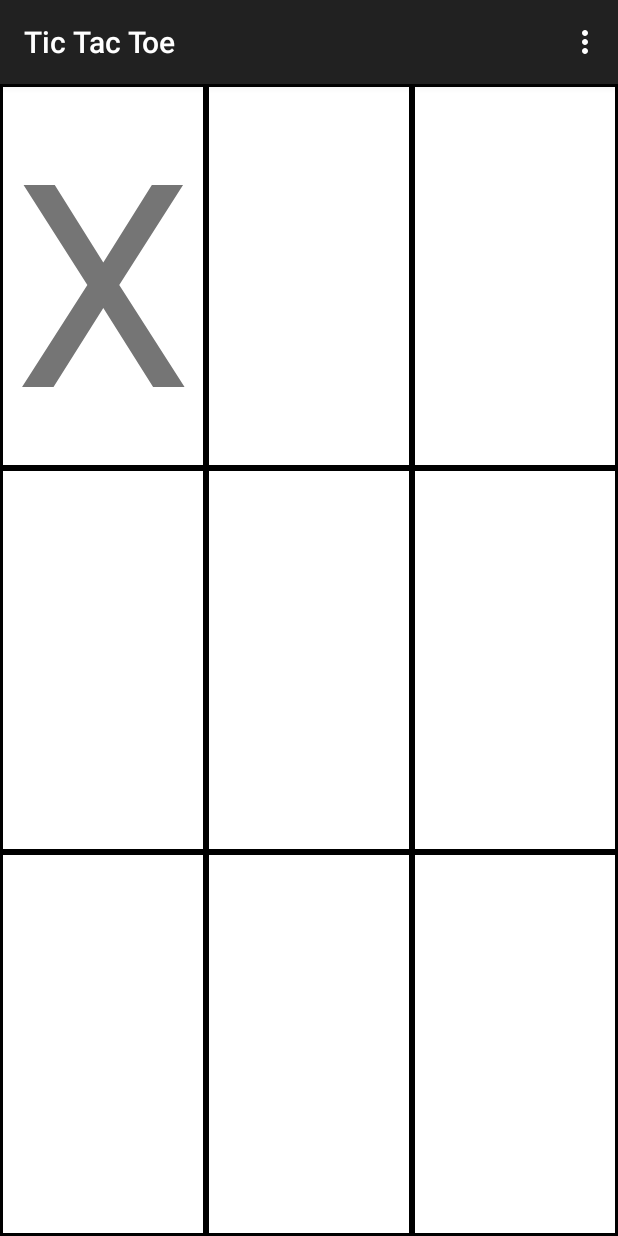
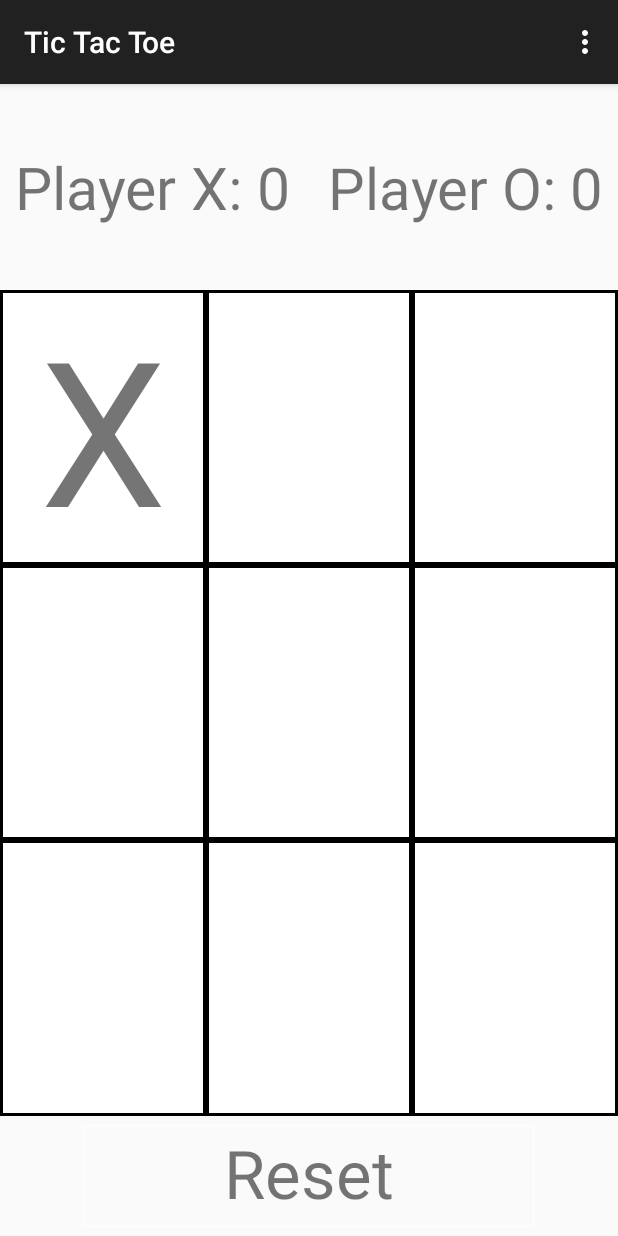
Before and after one commit to RediOne1/Tic-Tac-Toe, an Android app: the screen it shows after launch (MainActivity), after a tap on an icon or button, on a phone screen of 412 x 824 dp. Run offline under Robolectric (Android 15) with nearby library versions, the phone set to English and light mode, and no system bars.

Commit message:
Funkcjonalność

```diff
--- a/app/src/main/java/pl/softpartner/tictactoe/GameFragment.java
+++ b/app/src/main/java/pl/softpartner/tictactoe/GameFragment.java
@@ -19,20 +19,22 @@ import java.util.List;
  * Use the {@link GameFragment#newInstance} factory method to
  * create an instance of this fragment.
  */
-public class GameFragment extends Fragment implements View.OnClickListener {
+public class GameFragment extends Fragment implements View.OnClickListener, OnGameResultListener {
     // TODO: Rename parameter arguments, choose names that match
     // the fragment initialization parameters, e.g. ARG_ITEM_NUMBER
     private static final String PLAYERS_NUMBER = "param1";
-
+    public static String PLAYER_1 = "X";
+    public static String PLAYER_2 = "O";
+    public static List<TextView> fields = new ArrayList<>();
+    public static boolean player_1 = true;
+    private static List<Integer> fieldsIds = Arrays.asList(R.id.field1, R.id.field2, R.id.field3,
+            R.id.field4, R.id.field5, R.id.field6,
+            R.id.field7, R.id.field8, R.id.field9);
     // TODO: Rename and change types of parameters
     private int mPlayersNumber;
-
-	private List<Integer> fieldsIds = Arrays.asList(R.id.field1, R.id.field2, R.id.field3,
-		                                                R.id.field4, R.id.field5, R.id.field6,
-		                                                R.id.field7, R.id.field8, R.id.field9);
-	private List<TextView> fields = new ArrayList<TextView>();
-
-	private boolean cross = true;
+    private OnSymbolSetListener onSymbolSetListener;
+    private TextView resetButton, playerX, playerO;
+    private int pointX = 0, pointY = 0;
 
     public GameFragment() {
         // Required empty public constructor
@@ -57,6 +59,9 @@ public class GameFragment extends Fragment implements View.OnClickListener {
     @Override
     public void onCreate(Bundle savedInstanceState) {
         super.onCreate(savedInstanceState);
+        Utils utils = new Utils();
+        utils.setOnGameResultListener(this);
+        onSymbolSetListener = (OnSymbolSetListener) utils;
         if (getArguments() != null) {
             mPlayersNumber = getArguments().getInt(PLAYERS_NUMBER);
         }
@@ -72,27 +77,62 @@ public class GameFragment extends Fragment implements View.OnClickListener {
     @Override
     public void onViewCreated(View view, Bundle savedInstanceState) {
         super.onViewCreated(view, savedInstanceState);
-		if (fields.size() != fieldsIds.size())
+        resetButton = (TextView) view.findViewById(R.id.reset_button);
+        resetButton.setOnClickListener(this);
+
+        playerX = (TextView) view.findViewById(R.id.playerX);
+        playerO = (TextView) view.findViewById(R.id.playerO);
+        updatePoints();
         for (int id : fieldsIds) {
-				TextView textView = (TextView) view.findViewById(id);
-				textView.setOnClickListener(this);
-				fields.add(textView);
+            TextView tv = (TextView) view.findViewById(id);
+            tv.setOnClickListener(this);
+            fields.add(tv);
         }
     }
 
-	private void setField(TextView textView) {
-		if (cross)
-			textView.setText("X");
-		else
-			textView.setText("O");
-		cross = !cross;
+    private void setSymbol(TextView textView) {
+        textView.setText(player_1 ? PLAYER_1 : PLAYER_2);
+        player_1 = !player_1;
+    }
+
+    private void resetGame() {
+        for (TextView textView : fields)
+            textView.setText("");
     }
 
     @Override
     public void onClick(View v) {
-		if (fieldsIds.contains(v.getId())) {
-			Toast.makeText(getActivity(), "" + fields.indexOf(v), Toast.LENGTH_SHORT).show();
-			setField((TextView) v);
+        if (v == resetButton) {
+            player_1 = true;
+            pointX = 0;
+            pointY = 0;
+            updatePoints();
+            resetGame();
+        } else if (v instanceof TextView) {
+            if (((TextView) v).getText().toString().equals(""))
+                setSymbol((TextView) v);
+            onSymbolSetListener.onSymbolSet();
         }
     }
+
+    private void updatePoints() {
+        playerX.setText(String.format(getString(R.string.playerX), "" + pointX));
+        playerO.setText(String.format(getString(R.string.playerO), "" + pointY));
     }
+
+    @Override
+    public void onGameEnd(int result) {
+        if (result == Utils.PLAYER_1_WON) {
+            pointX++;
+            Toast.makeText(getActivity(), "Player X won!", Toast.LENGTH_SHORT).show();
+        }
+        if (result == Utils.PLAYER_2_WON) {
+            pointY++;
+            Toast.makeText(getActivity(), "Player O won!", Toast.LENGTH_SHORT).show();
+        }
+        if (result == Utils.DRAW)
+            Toast.makeText(getActivity(), "Draw!", Toast.LENGTH_SHORT).show();
+        updatePoints();
+        resetGame();
+    }
+}
--- /dev/null
+++ b/app/src/main/java/pl/softpartner/tictactoe/OnGameResultListener.java
@@ -0,0 +1,8 @@
+package pl.softpartner.tictactoe;
+
+/**
+ * Created by Adrian on 2015-03-20.
+ */
+public interface OnGameResultListener {
+    public void onGameEnd(int result);
+}
--- /dev/null
+++ b/app/src/main/java/pl/softpartner/tictactoe/OnSymbolSetListener.java
@@ -0,0 +1,8 @@
+package pl.softpartner.tictactoe;
+
+/**
+ * Created by Adrian on 2015-03-20.
+ */
+public interface OnSymbolSetListener {
+    public void onSymbolSet();
+}
--- /dev/null
+++ b/app/src/main/java/pl/softpartner/tictactoe/Utils.java
@@ -0,0 +1,46 @@
+package pl.softpartner.tictactoe;
+
+/**
+ * Created by Adrian on 2015-03-20.
+ */
+public class Utils implements OnSymbolSetListener {
+
+    public static int PLAYER_1_WON = -1;
+    public static int PLAYER_2_WON = 1;
+    public static int DRAW = 0;
+    private OnGameResultListener onGameResultListener;
+
+    public void setOnGameResultListener(Object o) {
+        onGameResultListener = (OnGameResultListener) o;
+    }
+
+    @Override
+    public void onSymbolSet() {
+        checkGame();
+    }
+
+    private void checkGame() {
+        if (getSymbol(0).equals(getSymbol(1)) && getSymbol(1).equals(getSymbol(2)) && !getSymbol(0).equals("")
+                || getSymbol(3).equals(getSymbol(4)) && getSymbol(4).equals(getSymbol(5)) && !getSymbol(3).equals("")
+                || getSymbol(6).equals(getSymbol(7)) && getSymbol(7).equals(getSymbol(8)) && !getSymbol(6).equals("")
+                || getSymbol(0).equals(getSymbol(3)) && getSymbol(3).equals(getSymbol(6)) && !getSymbol(0).equals("")
+                || getSymbol(1).equals(getSymbol(4)) && getSymbol(4).equals(getSymbol(7)) && !getSymbol(1).equals("")
+                || getSymbol(2).equals(getSymbol(5)) && getSymbol(5).equals(getSymbol(8)) && !getSymbol(2).equals("")
+                || getSymbol(0).equals(getSymbol(4)) && getSymbol(4).equals(getSymbol(8)) && !getSymbol(0).equals("")
+                || getSymbol(2).equals(getSymbol(4)) && getSymbol(4).equals(getSymbol(6)) && !getSymbol(2).equals("")) {
+            if (!GameFragment.player_1)
+                onGameResultListener.onGameEnd(PLAYER_1_WON);
+            else
+                onGameResultListener.onGameEnd(PLAYER_2_WON);
+        }
+        int n = GameFragment.fields.size();
+        for (int i = 0; i < n; i++)
+            if (getSymbol(i).equalsIgnoreCase(""))
+                return;
+        onGameResultListener.onGameEnd(DRAW);
+    }
+
+    private String getSymbol(int position) {
+        return GameFragment.fields.get(position).getText().toString();
+    }
+}
--- /dev/null
+++ b/app/src/main/res/drawable/button_background_indicator.xml
@@ -0,0 +1,10 @@
+<?xml version="1.0" encoding="utf-8"?>
+<selector xmlns:android="http://schemas.android.com/apk/res/android">
+
+
+    <item android:state_pressed="false"
+          android:drawable="@drawable/rectangle_background" />
+
+    <item android:state_pressed="true"
+          android:drawable="@drawable/rectangle_background_pressed" />
+</selector>
--- /dev/null
+++ b/app/src/main/res/drawable/rectangle_background.xml
@@ -0,0 +1,16 @@
+<shape
+    xmlns:android="http://schemas.android.com/apk/res/android"
+    android:shape="rectangle">
+
+    <padding
+        android:left="25dp"
+        android:right="25dp"
+        android:top="3dp"
+        android:bottom="7dp"
+        />
+
+    <stroke
+        android:color="#88FFFFFF"
+        android:width="2dp"
+        />
+</shape>
--- /dev/null
+++ b/app/src/main/res/drawable/rectangle_background_pressed.xml
@@ -0,0 +1,20 @@
+<shape
+    xmlns:android="http://schemas.android.com/apk/res/android"
+    android:shape="rectangle">
+
+    <padding
+        android:bottom="7dp"
+        android:left="25dp"
+        android:right="25dp"
+        android:top="3dp"
+        />
+
+    <stroke
+        android:width="2dp"
+        android:color="#88FFFFFF"
+        />
+    <solid
+        android:width="2dp"
+        android:color="#55FFFFFF"
+        />
+</shape>
--- a/app/src/main/res/layout/fragment_game.xml
+++ b/app/src/main/res/layout/fragment_game.xml
@@ -1,12 +1,43 @@
-<FrameLayout xmlns:android="http://schemas.android.com/apk/res/android"
-             xmlns:tools="http://schemas.android.com/tools"
-             android:layout_width="match_parent"
-             android:layout_height="match_parent"
-             tools:context="pl.softpartner.tictactoe.GameFragment">
+<LinearLayout xmlns:android="http://schemas.android.com/apk/res/android"
+    xmlns:tools="http://schemas.android.com/tools"
+    android:layout_width="match_parent"
+    android:layout_height="match_parent"
+    android:orientation="vertical"
+    tools:context="pl.softpartner.tictactoe.GameFragment">
 
     <LinearLayout
         android:layout_width="match_parent"
-        android:layout_height="match_parent"
+        android:layout_height="0dp"
+        android:layout_weight="2"
+        android:orientation="horizontal">
+
+        <pl.softpartner.tictactoe.AutoResizeTextView
+            android:layout_width="0dp"
+            android:id="@+id/playerX"
+            android:layout_height="match_parent"
+            android:layout_margin="10dp"
+            android:layout_weight="1"
+            android:gravity="start|center_vertical"
+            android:maxLines="1"
+            android:text="@string/playerX"
+            android:textSize="100sp" />
+
+        <pl.softpartner.tictactoe.AutoResizeTextView
+            android:layout_width="0dp"
+            android:id="@+id/playerO"
+            android:layout_height="match_parent"
+            android:layout_margin="10dp"
+            android:layout_weight="1"
+            android:gravity="end|center_vertical"
+            android:maxLines="1"
+            android:text="@string/playerO"
+            android:textSize="100sp" />
+    </LinearLayout>
+
+    <LinearLayout
+        android:layout_width="match_parent"
+        android:layout_height="0dp"
+        android:layout_weight="8"
         android:background="@android:color/black"
         android:orientation="vertical">
 
@@ -24,7 +55,7 @@
                 android:layout_weight="1"
                 android:background="@android:color/white"
                 android:gravity="center"
-                android:textSize="300sp"/>
+                android:textSize="300sp" />
 
             <pl.softpartner.tictactoe.AutoResizeTextView
                 android:id="@+id/field2"
@@ -34,7 +65,7 @@
                 android:layout_weight="1"
                 android:background="@android:color/white"
                 android:gravity="center"
-                android:textSize="300sp"/>
+                android:textSize="300sp" />
 
             <pl.softpartner.tictactoe.AutoResizeTextView
                 android:id="@+id/field3"
@@ -44,7 +75,7 @@
                 android:layout_weight="1"
                 android:background="@android:color/white"
                 android:gravity="center"
-                android:textSize="300sp"/>
+                android:textSize="300sp" />
 
         </LinearLayout>
 
@@ -62,7 +93,7 @@
                 android:layout_weight="1"
                 android:background="@android:color/white"
                 android:gravity="center"
-                android:textSize="300sp"/>
+                android:textSize="300sp" />
 
             <pl.softpartner.tictactoe.AutoResizeTextView
                 android:id="@+id/field5"
@@ -72,7 +103,7 @@
                 android:layout_weight="1"
                 android:background="@android:color/white"
                 android:gravity="center"
-                android:textSize="300sp"/>
+                android:textSize="300sp" />
 
             <pl.softpartner.tictactoe.AutoResizeTextView
                 android:id="@+id/field6"
@@ -82,7 +113,7 @@
                 android:layout_weight="1"
                 android:background="@android:color/white"
                 android:gravity="center"
-                android:textSize="300sp"/>
+                android:textSize="300sp" />
 
         </LinearLayout>
 
@@ -100,7 +131,7 @@
                 android:layout_weight="1"
                 android:background="@android:color/white"
                 android:gravity="center"
-                android:textSize="300sp"/>
+                android:textSize="300sp" />
 
             <pl.softpartner.tictactoe.AutoResizeTextView
                 android:id="@+id/field8"
@@ -110,7 +141,7 @@
                 android:layout_weight="1"
                 android:background="@android:color/white"
                 android:gravity="center"
-                android:textSize="300sp"/>
+                android:textSize="300sp" />
 
             <pl.softpartner.tictactoe.AutoResizeTextView
                 android:id="@+id/field9"
@@ -120,9 +151,20 @@
                 android:layout_weight="1"
                 android:background="@android:color/white"
                 android:gravity="center"
-                android:textSize="300sp"/>
+                android:textSize="300sp" />
 
         </LinearLayout>
     </LinearLayout>
 
-</FrameLayout>
+    <pl.softpartner.tictactoe.AutoResizeTextView
+        android:id="@+id/reset_button"
+        android:layout_width="wrap_content"
+        android:layout_height="0dp"
+        android:layout_gravity="center"
+        android:layout_margin="5dp"
+        android:layout_weight="1"
+        android:background="@drawable/button_background_indicator"
+        android:gravity="center"
+        android:text="Reset"
+        android:textSize="100sp" />
+</LinearLayout>
--- a/app/src/main/res/values/strings.xml
+++ b/app/src/main/res/values/strings.xml
@@ -5,4 +5,6 @@
 
 <!-- TODO: Remove or change this placeholder text -->
     <string name="hello_blank_fragment">Hello blank fragment</string>
+    <string name="playerX">Player X: %s</string>
+    <string name="playerO">Player O: %s</string>
 </resources>
```
Also changed, not shown: 3 other files. Lines whose indentation alone changed are shown as unchanged.
